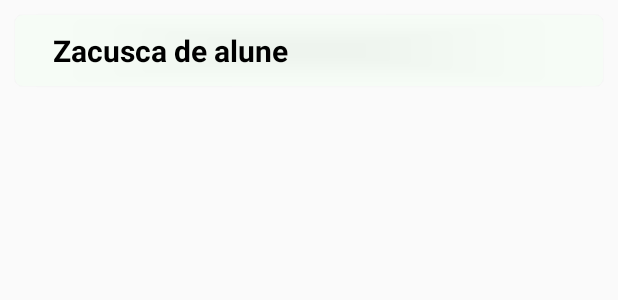
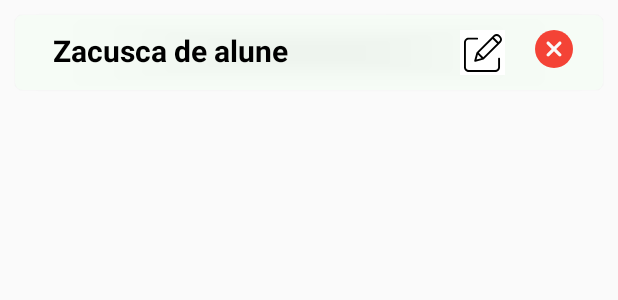
Before and after one commit to Berciless/CalorieCheck, an Android app: the layout exercise_item.xml on its own in the app's theme, with its tools: preview values and no code run, on a phone screen of 412 x 824 dp. Shown: the top 300 px of the screen. Run offline under Robolectric (Android 15) with nearby library versions, the phone set to English and light mode, and no system bars.

Commit message:
exercises and sets

```diff
--- a/app/src/main/java/com/lpai/caloriecheck/ui/exercises/ExerciseDao.java
+++ b/app/src/main/java/com/lpai/caloriecheck/ui/exercises/ExerciseDao.java
@@ -27,7 +27,8 @@ public interface ExerciseDao {
     @Query("DELETE FROM exerciseset")
     void deleteAllSets();
 
-
+    @Query("DELETE FROM exercises WHERE exerciseId=:id")
+    void deleteExerciseById(long id);
 
     @Query("DELETE FROM exerciseset WHERE setId=:id")
     void deleteSetById(long id);
--- a/app/src/main/res/drawable/ic_delete.xml
+++ b/app/src/main/res/drawable/ic_delete.xml
@@ -1,7 +1,7 @@
 <?xml version="1.0" encoding="utf-8"?>
 <vector xmlns:android="http://schemas.android.com/apk/res/android"
-android:width="512dp"
-android:height="512dp"
+android:width="25dp"
+android:height="25dp"
 android:viewportWidth="512"
 android:viewportHeight="512">
 
--- /dev/null
+++ b/app/src/main/res/drawable/ic_edit.xml
@@ -0,0 +1,14 @@
+<?xml version="1.0" encoding="utf-8"?>
+<vector xmlns:android="http://schemas.android.com/apk/res/android"
+    android:width="25dp"
+    android:height="25dp"
+    android:viewportWidth="401.52289"
+    android:viewportHeight="401">
+
+    <path
+        android:fillColor="#000000"
+        android:pathData="M370.589844 250.972656c-5.523438 0-10 4.476563-10 10v88.789063c-0.019532 16.5625-13.4375 29.984375-30 30h-280.589844c-16.5625-0.015625-29.980469-13.4375-30-30v-260.589844c0.019531-16.558594 13.4375-29.980469 30-30h88.789062c5.523438 0 10-4.476563 10-10 0-5.519531-4.476562-10-10-10h-88.789062c-27.601562 0.03125 -49.96875 22.398437-50 50v260.59375c0.03125 27.601563 22.398438 49.96875 50 50h280.589844c27.601562-0.03125 49.96875-22.398437 50-50v-88.792969c0-5.523437-4.476563-10-10-10zm0 0" />
+    <path
+        android:fillColor="#000000"
+        android:pathData="M376.628906 13.441406c-17.574218-17.574218-46.066406-17.574218-63.640625 0l-178.40625 178.40625c-1.222656 1.222656-2.105469 2.738282-2.566406 4.402344l-23.460937 84.699219c-0.964844 3.472656 0.015624 7.191406 2.5625 9.742187 2.550781 2.546875 6.269531 3.527344 9.742187 2.566406l84.699219-23.464843c1.664062-0.460938 3.179687-1.34375 4.402344-2.566407l178.402343-178.410156c17.546875-17.585937 17.546875-46.054687 0-63.640625zm-220.257812 184.90625 146.011718-146.015625 47.089844 47.089844-146.015625 146.015625zm-9.40625 18.875 37.621094 37.625-52.039063 14.417969zm227.257812-142.546875-10.605468 10.605469-47.09375-47.09375 10.609374-10.605469c9.761719-9.761719 25.589844-9.761719 35.351563 0l11.738281 11.734375c9.746094 9.773438 9.746094 25.589844 0 35.359375zm0 0" />
+</vector>
--- a/app/src/main/res/layout/exercise_item.xml
+++ b/app/src/main/res/layout/exercise_item.xml
@@ -1,12 +1,13 @@
 <RelativeLayout xmlns:android="http://schemas.android.com/apk/res/android"
     android:layout_width="match_parent"
     android:layout_height="wrap_content"
-    android:orientation="vertical"
+    xmlns:app="http://schemas.android.com/apk/res-auto"
+    android:orientation="horizontal"
     android:paddingVertical="10dp"
     android:background="@drawable/food_item_plate"
     android:layout_margin="10dp"
-    android:elevation="2dp"
-    >
+    android:elevation="2dp">
+
 
     <TextView
         android:textStyle="bold"
@@ -18,6 +19,28 @@
         android:textSize="20sp"
         android:textColor="@android:color/black"
         />
+    <LinearLayout
+        android:layout_width="wrap_content"
+        android:layout_height="wrap_content"
+        android:layout_alignParentEnd="true"
+        android:layout_centerVertical="true"
+        >
+    <ImageButton
+        android:background="@color/cardview_light_background"
+        android:id="@+id/edit_exercise"
+        android:layout_width="30dp"
+        android:layout_height="30dp"
+        android:layout_marginHorizontal="10dp"
+        app:srcCompat="@drawable/ic_edit" />
+    <ImageButton
+
+        android:id="@+id/delete_exercise"
+        android:layout_width="25dp"
+        android:layout_height="25dp"
+        android:layout_marginHorizontal="10dp"
+        app:srcCompat="@drawable/ic_delete" />
+
+    </LinearLayout>
 
 
 
--- a/app/src/main/res/layout/set_item.xml
+++ b/app/src/main/res/layout/set_item.xml
@@ -67,7 +67,7 @@
             android:layout_width="25dp"
             android:layout_height="25dp"
             android:layout_marginHorizontal="5dp"
-            app:srcCompat="@android:drawable/btn_dialog" />
+            app:srcCompat="@drawable/ic_delete" />
 
 
 
```
Also changed, not shown: app/src/main/java/com/lpai/caloriecheck/ui/Database/ExercisesRepository.java (+25 -14 lines), app/src/main/java/com/lpai/caloriecheck/ui/Database/SetsRepository.java (+10 -2 lines), app/src/main/java/com/lpai/caloriecheck/ui/ExerciseScreen/SetListAdapter.java (+3 -10 lines), app/src/main/java/com/lpai/caloriecheck/ui/exercises/ExerciseListAdapter.java (+39 -14 lines), app/src/main/java/com/lpai/caloriecheck/ui/exercises/ExercisesFragment.java (+17 -16 lines), app/src/main/java/com/lpai/caloriecheck/ui/exercises/ExercisesViewModel.java (+12 -1 lines).
